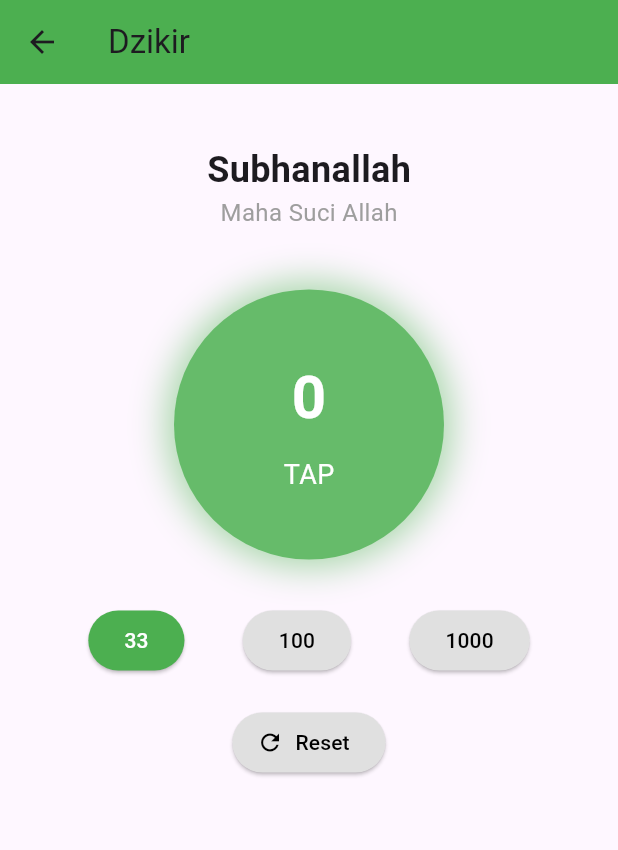
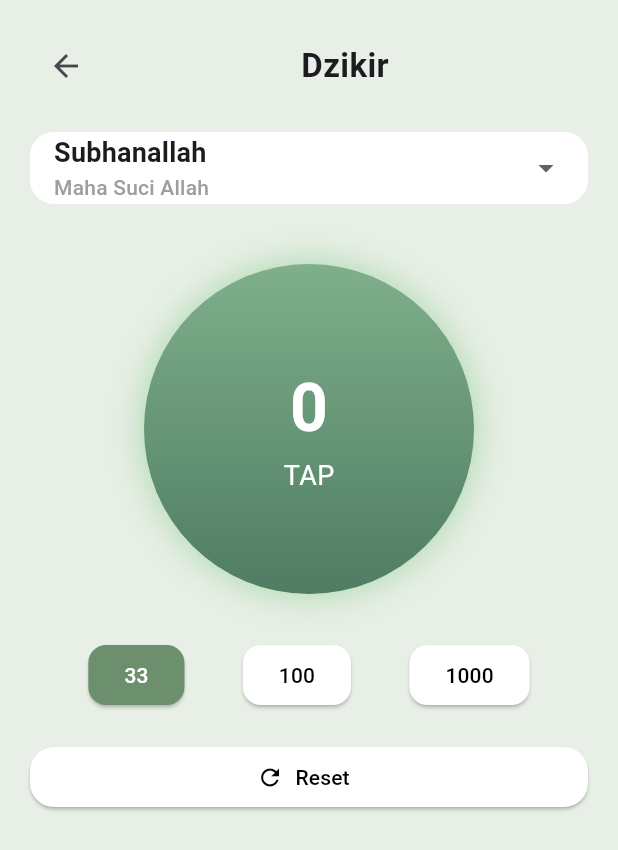
Before and after one commit to tsaniaamiratuss15-prog/apk_tasbih, a Flutter app: the DzikirPage screen opened by its route, on a phone screen of 412 x 824 dp. Shown: the top 850 px of the screen. Run offline on Flutter 3.47's test engine with Material 3 defaults, Android fonts, the phone set to English and light mode, and no system bars.

Commit message:
memperbaiki halaman dzikir

```diff
--- a/lib/pages/dzikir_page.dart
+++ b/lib/pages/dzikir_page.dart
@@ -8,59 +8,162 @@ class DzikirPage extends StatefulWidget {
 }
 
 class _DzikirPageState extends State<DzikirPage> {
+
   int counter = 0;
   int target = 33;
 
+  Map<String, String> dzikirList = {
+    "Subhanallah": "Maha Suci Allah",
+    "Alhamdulillah": "Segala Puji Bagi Allah",
+    "Allahu Akbar": "Allah Maha Besar",
+    "Astaghfirullah": "Aku memohon ampun kepada Allah",
+  };
+
+  String selectedDzikir = "Subhanallah";
+
   void incrementCounter() {
+
     if (counter < target) {
+
       setState(() {
         counter++;
       });
+
     }
+
   }
 
   void resetCounter() {
+
     setState(() {
       counter = 0;
     });
+
   }
 
-  void changeTarget(int newTarget) {
+  void changeTarget(int value) {
+
     setState(() {
-      target = newTarget;
+
+      target = value;
       counter = 0;
+
     });
+
   }
 
   @override
   Widget build(BuildContext context) {
+
     return Scaffold(
-      appBar: AppBar(
-        title: const Text("Dzikir"),
-        backgroundColor: Colors.green,
+
+      backgroundColor: const Color(0xffE8EFE6),
+
+      body: SafeArea(
+
+        child: Padding(
+
+          padding: const EdgeInsets.all(20),
+
+          child: Column(
+
+            children: [
+
+              /// AppBar custom
+              Row(
+
+                children: [
+
+                  IconButton(
+                    icon: const Icon(Icons.arrow_back),
+                    onPressed: () {
+                      Navigator.pop(context);
+                    },
                   ),
 
-      body: Padding(
-        padding: const EdgeInsets.all(20),
-        child: Column(
-          children: [
-
-            /// teks dzikir
-            const SizedBox(height: 20),
+                  const Spacer(),
 
                   const Text(
-              "Subhanallah",
+                    "Dzikir",
                     style: TextStyle(
-                fontSize: 24,
+                      fontSize: 22,
                       fontWeight: FontWeight.bold,
                     ),
                   ),
 
-            const Text(
-              "Maha Suci Allah",
-              style: TextStyle(
-                fontSize: 16,
+                  const Spacer(),
+
+                ],
+              ),
+
+              const SizedBox(height: 20),
+
+              /// dropdown dzikir
+              Container(
+
+                padding: const EdgeInsets.symmetric(horizontal: 16),
+
+                decoration: BoxDecoration(
+
+                  color: Colors.white,
+
+                  borderRadius: BorderRadius.circular(16),
+
+                ),
+
+                child: DropdownButtonHideUnderline(
+
+                  child: DropdownButton<String>(
+
+                    value: selectedDzikir,
+
+                    isExpanded: true,
+
+                    items: dzikirList.keys.map((String dzikir) {
+
+                      return DropdownMenuItem(
+
+                        value: dzikir,
+
+                        child: Column(
+                          crossAxisAlignment:
+                              CrossAxisAlignment.start,
+                          children: [
+
+                            Text(
+                              dzikir,
+                              style: const TextStyle(
+                                fontSize: 18,
+                                fontWeight: FontWeight.bold,
+                              ),
+                            ),
+
+                            Text(
+                              dzikirList[dzikir]!,
+                              style: const TextStyle(
+                                fontSize: 14,
                                 color: Colors.grey,
+                              ),
+                            ),
+
+                          ],
+                        ),
+                      );
+
+                    }).toList(),
+
+                    onChanged: (value) {
+
+                      setState(() {
+
+                        selectedDzikir = value!;
+                        counter = 0;
+
+                      });
+
+                    },
+
+                  ),
                 ),
               ),
 
@@ -68,36 +171,55 @@ class _DzikirPageState extends State<DzikirPage> {
 
               /// tombol counter
               GestureDetector(
+
                 onTap: incrementCounter,
+
                 child: Container(
-                width: 180,
-                height: 180,
+
+                  width: 220,
+                  height: 220,
+
                   decoration: BoxDecoration(
+
                     shape: BoxShape.circle,
-                  color: Colors.green[400],
+
+                    gradient: const LinearGradient(
+
+                      colors: [
+                        Color(0xff7FAF8B),
+                        Color(0xff4F7C63),
+                      ],
+
+                      begin: Alignment.topCenter,
+                      end: Alignment.bottomCenter,
+                    ),
+
                     boxShadow: [
+
                       BoxShadow(
                         color: Colors.green.shade200,
                         blurRadius: 20,
-                      spreadRadius: 5,
                       )
+
                     ],
+
                   ),
-                child: Center(
+
                   child: Column(
-                    mainAxisAlignment: MainAxisAlignment.center,
+
+                    mainAxisAlignment:
+                        MainAxisAlignment.center,
+
                     children: [
 
                       Text(
                         "$counter",
                         style: const TextStyle(
-                          fontSize: 40,
+                          fontSize: 44,
                           color: Colors.white,
                           fontWeight: FontWeight.bold,
                         ),
                       ),
-
-                      const SizedBox(height: 10),
 
                       const Text(
                         "TAP",
@@ -106,17 +228,20 @@ class _DzikirPageState extends State<DzikirPage> {
                           color: Colors.white,
                         ),
                       ),
+
                     ],
-                  ),
                   ),
                 ),
               ),
 
               const SizedBox(height: 30),
 
-            /// pilihan target dzikir
+              /// target button
               Row(
-              mainAxisAlignment: MainAxisAlignment.spaceEvenly,
+
+                mainAxisAlignment:
+                    MainAxisAlignment.spaceEvenly,
+
                 children: [
 
                   targetButton(33),
@@ -128,32 +253,64 @@ class _DzikirPageState extends State<DzikirPage> {
 
               const SizedBox(height: 20),
 
-            /// reset button
-            ElevatedButton.icon(
+              /// reset
+              SizedBox(
+
+                width: double.infinity,
+
+                child: ElevatedButton.icon(
+
                   onPressed: resetCounter,
+
                   icon: const Icon(Icons.refresh),
+
                   label: const Text("Reset"),
+
                   style: ElevatedButton.styleFrom(
-                backgroundColor: Colors.grey[300],
+
+                    backgroundColor: Colors.white,
+
                     foregroundColor: Colors.black,
+
+                    shape: RoundedRectangleBorder(
+                      borderRadius:
+                          BorderRadius.circular(16),
+                    ),
+
                   ),
                 ),
+              ),
+
             ],
+          ),
         ),
       ),
     );
   }
 
-  /// widget tombol target
   Widget targetButton(int value) {
+
     return ElevatedButton(
+
       onPressed: () => changeTarget(value),
+
       style: ElevatedButton.styleFrom(
+
         backgroundColor:
-            target == value ? Colors.green : Colors.grey[300],
+            target == value
+                ? const Color(0xff6C8F6D)
+                : Colors.white,
+
         foregroundColor:
-            target == value ? Colors.white : Colors.black,
+            target == value
+                ? Colors.white
+                : Colors.black,
+
+        shape: RoundedRectangleBorder(
+          borderRadius: BorderRadius.circular(12),
         ),
+      ),
+
       child: Text("$value"),
     );
   }
```
Lines whose indentation alone changed are shown as unchanged.
